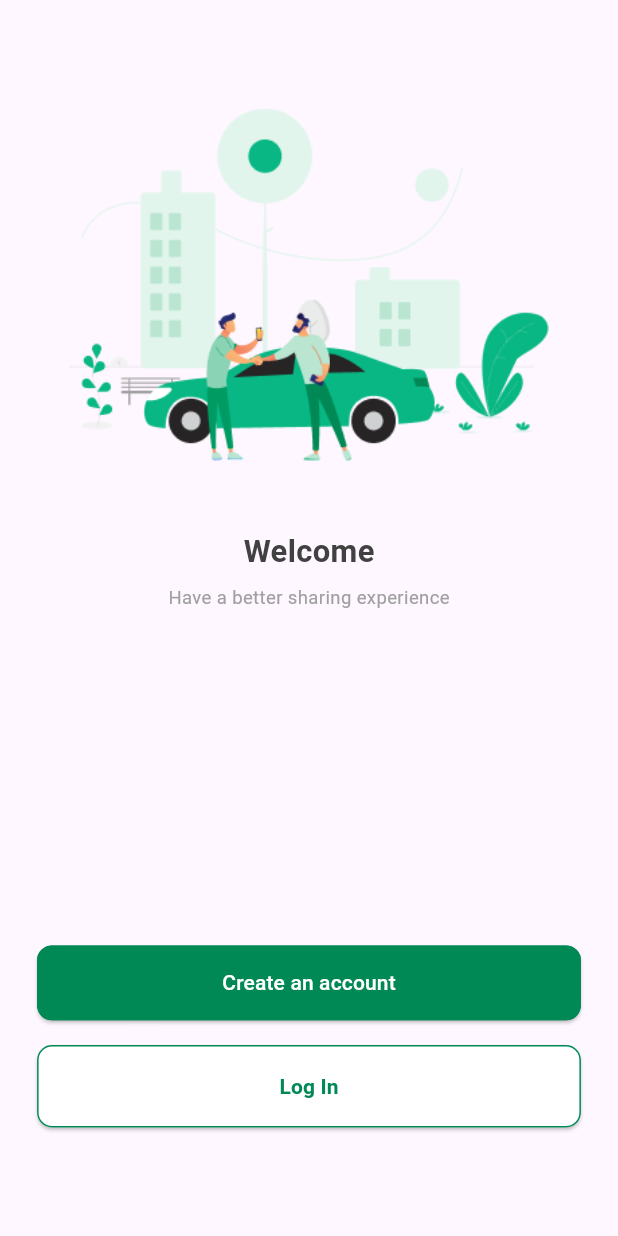
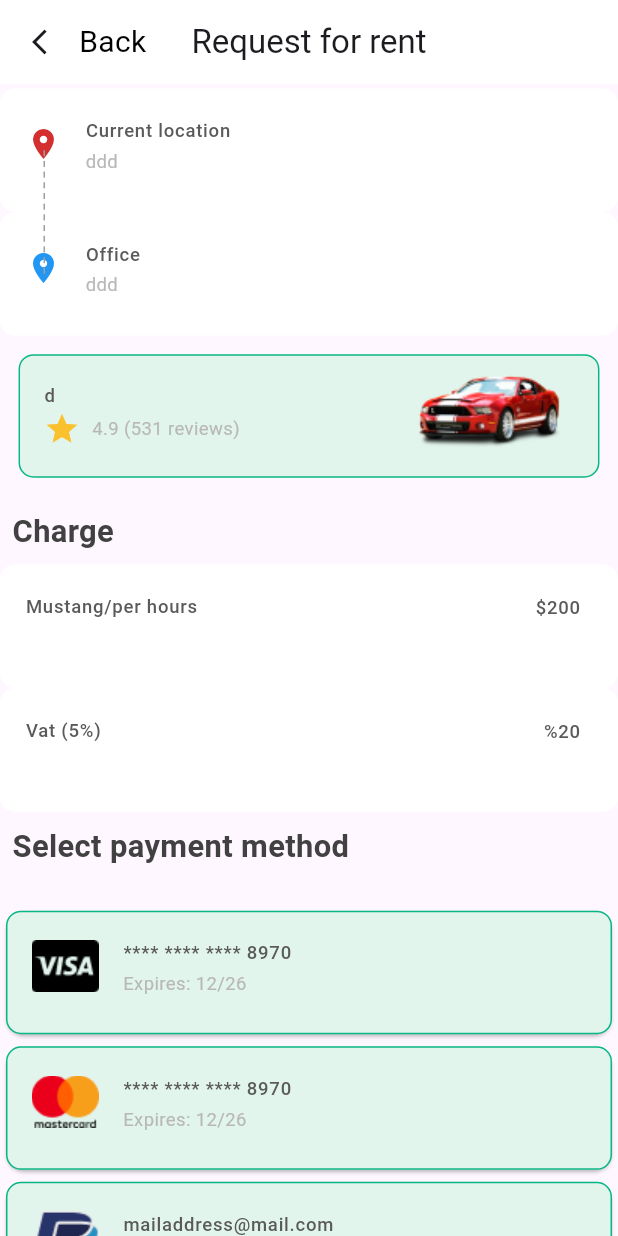
Before and after one commit to ReemAjjawi/notes_appu, a Flutter app: the screen it shows after launch, on a phone screen of 412 x 824 dp. Run offline on Flutter 3.47's test engine with Material 3 defaults, Android fonts, the phone set to English and light mode, and no system bars; drawn by our look-alikes of flutter_dash; our stand-ins replace bloc, dartz, dio, flutter_bloc, flutter_map, get_it and 7 more; accounts and stored records are empty.

Commit message:
add code2

```diff
--- a/lib/core/resources/managers/strings_manager.dart
+++ b/lib/core/resources/managers/strings_manager.dart
@@ -127,6 +127,16 @@ class StringsManager {
   static const String DATEend = "DateEnd";
   static const String DATEStar = "DateStar";
 
+  static const String VALIDPASSORD = "Please enter your password";
+  static const String VALIDPASSORDCON = "Please confirm your password";
+  static const String VALIDPASSORDCONmatch = "Passwords do not match";
+  static const String VALIDPHONE = "Please enter your mobile number";
+  static const String VALIDPHONEREG = "Mobile number must be exactly 10 digits";
+  static const String VALIDTEXT = "Please enter this box";
+  static const String VALIDDATE = "Please enter your birth date";
+
+  static const String VALIDPASSORDREG =
+      "Password must be at least 8 characters long, include an uppercase letter, a number, and a special character";
   static const String TIME = "Time";
   static const String SELECTPAYMENTMETHOD = "Select payment method";
   static const String VISANUMBER = "**** **** **** 8970";
--- a/lib/core/resources/routes/app_routes.dart
+++ b/lib/core/resources/routes/app_routes.dart
@@ -13,8 +13,9 @@ import '../../../features/hub_content/presentation/view/bicycle_from_categorey.d
 import '../../../features/map/presentation/view/home_screen.dart';
 import '../../../features/map/presentation/view/location_screen.dart';
 import '../../../features/map/presentation/view/map_screen.dart';
+import '../../../features/request_rent/presentation/view/Reservation1_screen.dart';
 import '../../../features/request_rent/presentation/view/Reservation_screen.dart';
-import '../../../features/request_rent/presentation/view/nn.dart';
+import '../../../features/thank_you/thank_you_screen.dart';
 
 class AppRoutes {
   static Route onGenerateRoutes(RouteSettings settings) {
@@ -26,33 +27,31 @@ class AppRoutes {
         if (token != null) {
           return _materialRoute(WelcomeScreen());
         } else {
-          return _materialRoute(WelcomeScreen()
-              //   ReservationScreen(
-              //   bicycle: BicycleListModel(
-              //       id: 0,
-              //       modelPrice: ModelPriceModel(id: 0, price: 0, model: "d"),
-              //       type: "d",
-              //       size: 2,
-              //       note: "D",
-              //       maintenance: ['d'],
-              //       extension: ['d'],
-              //       photoId: 0,
-              //       hasOffer: "d",
-              //       discountPrice: 5),
-              //   hubId: HubinfoModel(
-              //       latitude: 0,
-              //       longitude: 0,
-              //       id: 0,
-              //       name: "ddd",
-              //       description: "ddd"),
-              //   hubIdto: HubinfoModel(
-              //       latitude: 0,
-              //       longitude: 0,
-              //       id: 0,
-              //       name: "ddd",
-              //       description: "description"),
-              // )
-              );
+          return _materialRoute(ReservationtowScreen(
+            bicycle: BicycleListModel(
+                id: 0,
+                modelPrice: ModelPriceModel(id: 0, price: 0, model: "d"),
+                type: "d",
+                size: 2,
+                note: "D",
+                maintenance: ['d'],
+                extension: ['d'],
+                photoId: 0,
+                hasOffer: "d",
+                discountPrice: 5),
+            hubId: HubinfoModel(
+                latitude: 0,
+                longitude: 0,
+                id: 0,
+                name: "ddd",
+                description: "ddd"),
+            hubIdto: HubinfoModel(
+                latitude: 0,
+                longitude: 0,
+                id: 0,
+                name: "ddd",
+                description: "description"),
+          ));
         }
       case '/BicyclesScreen':
         return _materialRoute(
@@ -78,6 +77,9 @@ class AppRoutes {
       case '/SignUp':
         return _materialRoute(SignUpScreen());
 
+      case '/ThankYouScreen':
+        return _materialRoute(ThankYouScreen());
+
       case '/CategoriesScreen':
         return _materialRoute(CategoriesScreen());
 
@@ -99,6 +101,10 @@ class AppRoutes {
         final args = settings.arguments as DetailArguments;
         return _materialRoute(ReservationScreen(
             bicycle: args.bicycle, hubId: args.hubId, hubIdto: args.hubIdto));
+      case '/ReservationtowScreen':
+        final args = settings.arguments as DetailArguments;
+        return _materialRoute(ReservationtowScreen(
+            bicycle: args.bicycle, hubId: args.hubId, hubIdto: args.hubIdto));
 
       default:
         return _materialRoute(WelcomeScreen());
--- a/lib/features/request_rent/presentation/view/Reservation1_screen.dart
+++ b/lib/features/request_rent/presentation/view/Reservation1_screen.dart
@@ -0,0 +1,289 @@
+import 'package:flutter/cupertino.dart';
+import 'package:flutter/material.dart';
+import 'package:flutter/widgets.dart';
+import 'package:flutter_dash/flutter_dash.dart';
+
+import '../../../../core/helper/build_app_bar.dart';
+import '../../../../core/resources/managers/assets_manager.dart';
+import '../../../../core/resources/managers/colors_manager.dart';
+import '../../../../core/resources/managers/strings_manager.dart';
+import '../../../../core/resources/managers/styles_manager.dart';
+import '../../../../core/widgets/app_button.dart';
+import '../../../../core/widgets/app_list_tile.dart';
+import '../../../../main.dart';
+import '../../../hub_content/data/model/second_model.dart';
+import '../../../map/data/model/hubinfo_model.dart';
+
+class ReservationtowScreen extends StatelessWidget {
+  final BicycleListModel bicycle;
+  final HubinfoModel hubId;
+  final HubinfoModel hubIdto;
+
+  ReservationtowScreen({
+    Key? key,
+    required this.bicycle,
+    required this.hubId,
+    required this.hubIdto,
+  }) : super(key: key);
+
+  final formKey = GlobalKey<FormState>();
+
+  @override
+  Widget build(BuildContext context) {
+    return MaterialApp(
+      home: Builder(builder: (context) {
+        return Scaffold(
+          appBar: buildAppBar(
+            hasLeading: true,
+            title: Text(StringsManager.REQUESTFORRENT),
+            onPressed: () => _onAppBarPressed(context),
+          ),
+          body: Form(
+              key: formKey,
+              child: buildBody(screenWidth, screenHeight, context)),
+        );
+      }),
+    );
+  }
+
+  Widget buildColumn(double screenHeight, double screenWidth) {
+    final List<Map<String, String>> payment = [
+      {
+        'Image': AssetsManager.visaImage,
+        'name': StringsManager.VISANUMBER,
+        'date': StringsManager.SUBVISANUMBER
+      },
+      {
+        'Image': AssetsManager.mastercardImage,
+        'name': StringsManager.VISANUMBER,
+        'date': StringsManager.SUBVISANUMBER
+      },
+      {
+        'Image': AssetsManager.mailaddressImage,
+        'name': StringsManager.MAILADDRESS,
+        'date': StringsManager.SUBVISANUMBER
+      },
+      {
+        'Image': AssetsManager.cashImage,
+        'name': StringsManager.CASH,
+        'date': StringsManager.SUBVISANUMBER
+      },
+    ];
+
+    return Column(
+      children: payment.map((item) {
+        return Card(
+          child: CustomListTile(
+            leading: Image(image: AssetImage(item['Image']!)),
+            title: Text(item['name']!, style: StylesManager.titleTextStyle),
+            subtitle: Text(item['date']!, style: StylesManager.subTitleStyle),
+            backgroundColor: ColorManager.scondaryColor,
+            borderColor: ColorManager.borderColor,
+            height: screenHeight * 0.1,
+            width: screenWidth,
+            hasrawtitle: false,
+            hasrawsubtitle: false,
+            hascolum: false,
+          ),
+        );
+      }).toList(),
+    );
+  }
+
+  Widget buildBody(double screenWidth, double screenHeight, context) {
+    return ListView(
+      children: [
+        _buildSizeBox2(screenHeight / 14),
+        buildstac(screenHeight, screenWidth),
+        _bulidlisttitlee(screenWidth, screenHeight),
+        _buildText1(),
+        _buildmustong(screenWidth, screenHeight),
+        _buildvat(screenHeight, screenWidth),
+        _buildText(),
+        _buildSizeBox(screenHeight),
+        buildColumn(screenHeight, screenWidth),
+        _buildbottom1(screenWidth, screenHeight, context),
+      ],
+    );
+  }
+
+  Widget _buildbottom1(double screenWidth, double screenHeight, context) {
+    return Padding(
+      padding: EdgeInsets.all(screenWidth * 0.02),
+      child: AppButton(
+        text: StringsManager.CONFIRMBOOKING,
+        onPressed: () {
+          Navigator.pushNamed(
+            context,
+            '/ThankYouScreen',
+          );
+        },
+        backgroundColor: ColorManager.primaryColor,
+        width: screenWidth * 0.88,
+        height: screenHeight / 16.5,
+        textStyle: TextStyle(
+          color: ColorManager.whiteColor,
+          fontSize: screenHeight * 0.02,
+        ),
+        hasIcon: false,
+      ),
+    );
+  }
+
+  Stack buildstac(double screenHeight, double screenWidth) {
+    return Stack(
+      children: [
+        Column(
+          children: [
+            CustomListTile(
+              leading: const Icon(
+                Icons.location_on,
+                color: ColorManager.cancelColor,
+              ),
+              title: Text(StringsManager.CURRENTLOCATION,
+                  style: StylesManager.titleTextStyle),
+              subtitle: Text(hubId.name, style: StylesManager.subTitleStyle),
+              backgroundColor: ColorManager.whiteColor,
+              borderColor: ColorManager.whiteColor,
+              height: screenHeight * 0.1,
+              width: screenWidth,
+              hasrawtitle: false,
+              hasrawsubtitle: false,
+              hascolum: false,
+            ),
+            CustomListTile(
+              leading: const Icon(
+                Icons.location_on,
+                color: Colors.blue,
+              ),
+              title: Text(StringsManager.OFFICE,
+                  style: StylesManager.titleTextStyle),
+              subtitle: Text(hubIdto.name, style: StylesManager.subTitleStyle),
+              backgroundColor: ColorManager.whiteColor,
+              borderColor: ColorManager.whiteColor,
+              height: screenHeight * 0.1,
+              width: screenWidth,
+              hasrawtitle: false,
+              hasrawsubtitle: false,
+              hascolum: false,
+            ),
+          ],
+        ),
+        Positioned(
+          left: screenWidth - (screenWidth - 29),
+          top: screenHeight * 0.1 / 2,
+          child: Dash(
+            direction: Axis.vertical,
+            length: screenHeight * 0.1,
+            dashLength: 4,
+            dashColor: Colors.grey,
+          ),
+        ),
+      ],
+    );
+  }
+
+  Padding _bulidlisttitlee(double screenWidth, double screenHeight) {
+    return Padding(
+      padding: EdgeInsets.all(screenWidth * 0.03),
+      child: CustomListTile(
+        title: Text(bicycle.type, style: StylesManager.titleTextStyle),
+        subtitle: Icon(Icons.star, color: ColorManager.starColor),
+        subtitle2: Text(
+          StringsManager.REVIEWS,
+          style: StylesManager.subTitleStyle,
+        ),
+        trailing: Image.asset(
+          AssetsManager.bmwRedImage,
+          height: screenHeight * 0.25,
+          fit: BoxFit.cover,
+        ),
+        backgroundColor: ColorManager.scondaryColor,
+        borderColor: ColorManager.borderColor,
+        height: screenHeight * 0.1,
+        width: screenWidth,
+        hasrawtitle: false,
+        hasrawsubtitle: true,
+        hascolum: false,
+      ),
+    );
+  }
+
+  CustomListTile _buildmustong(double screenWidth, double screenHeight) {
+    return CustomListTile(
+      title: Text(StringsManager.MUSTANGPERHOURS,
+          style: StylesManager.titleTextStyle),
+      backgroundColor: ColorManager.whiteColor,
+      trailing: Text("\$200", style: StylesManager.titleTextStyle),
+      borderColor: ColorManager.whiteColor,
+      height: screenHeight * 0.1,
+      width: screenWidth,
+      hasrawtitle: false,
+      hasrawsubtitle: false,
+      hascolum: false,
+    );
+  }
+
+  CustomListTile _buildvat(double screenHeight, double screenWidth) {
+    return CustomListTile(
+      title: Text(StringsManager.VAT, style: StylesManager.titleTextStyle),
+      backgroundColor: ColorManager.whiteColor,
+      trailing: Text("%20", style: StylesManager.titleTextStyle),
+      borderColor: ColorManager.whiteColor,
+      height: screenHeight * 0.1,
+      width: screenWidth,
+      hasrawtitle: false,
+      hasrawsubtitle: false,
+      hascolum: false,
+    );
+  }
+}
+
+Widget _buildSizeBox(double screenHeight) {
+  return SizedBox(height: screenHeight * 0.02);
+}
+
+Widget _buildSizeBox2(double screenHeight) {
+  return SizedBox(height: screenHeight * 0.05);
+}
+
+Widget _buildText() {
+  return Padding(
+    padding: EdgeInsets.all(screenWidth * 0.02),
+    child: Text(
+      StringsManager.SELECTPAYMENTMETHOD,
+      style: StylesManager.headLineStyle,
+    ),
+  );
+}
+
+Widget _buildText1() {
+  return Padding(
+    padding: EdgeInsets.all(screenWidth * 0.02),
+    child: Text(
+      StringsManager.CHARGE,
+      style: StylesManager.headLineStyle,
+    ),
+  );
+}
+
+Widget _buildAppButton() {
+  return SizedBox(
+    width: double.infinity,
+    child: AppButton(
+      text: StringsManager.CONFIRM,
+      onPressed: wiee,
+      backgroundColor: ColorManager.primaryColor,
+      width: screenWidth * 0.88,
+      height: screenHeight / 15,
+      textStyle: StylesManager.greenButtonStyle,
+      hasIcon: false,
+    ),
+  );
+}
+
+void _onAppBarPressed(context) {
+  Navigator.of(context).pop();
+}
+
+wiee() {}
```
Also changed, not shown: lib/core/validators.dart (+25 -15 lines), lib/features/Auth/presentation/view/sign_up_screen.dart (+3 -8 lines), lib/features/map/presentation/view/location_screen.dart (+16 -9 lines), lib/features/request_rent/presentation/view/Reservation_screen.dart (+163 -131 lines).
